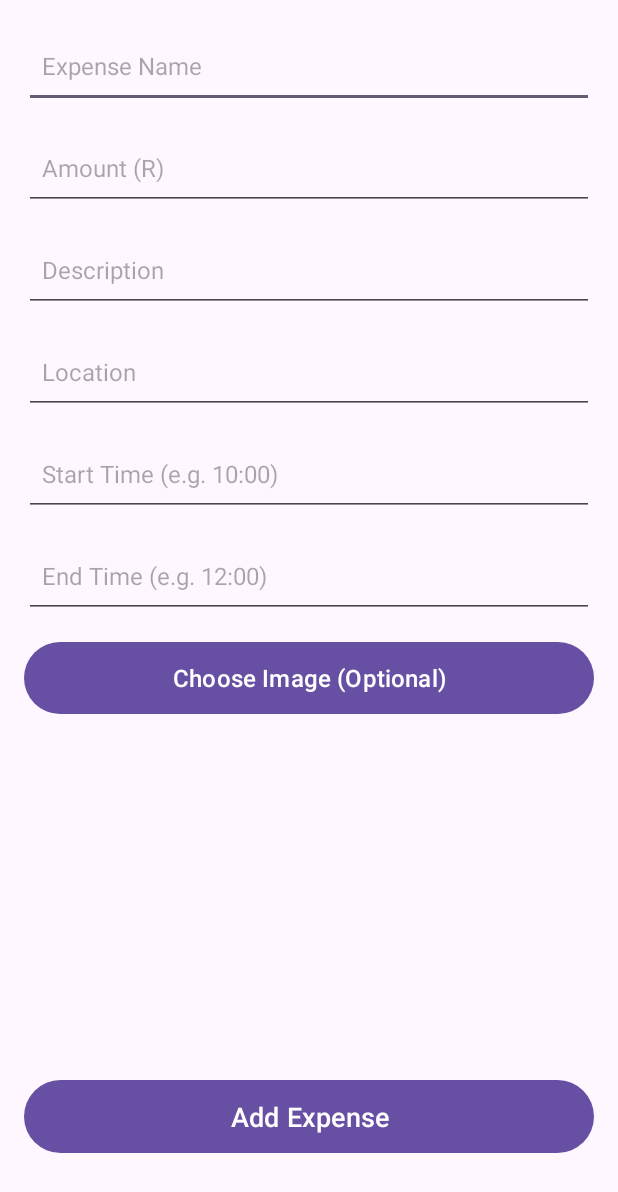
After one commit to CalebHartsliefST10255912/PROG7313_POE_PART2, an Android app: the AddExpenseActivity screen opened directly, with no data from a screen before it, on a phone screen of 412 x 824 dp. The commit adds this screen. Shown: the top 1192 px of the screen. Run offline under Robolectric (Android 15) with nearby library versions, the phone set to English and light mode, and no system bars; our stand-ins replace Room's generated code.

Commit message:
Can Add Expense

```diff
--- a/BudgetBee/app/src/main/AndroidManifest.xml
+++ b/BudgetBee/app/src/main/AndroidManifest.xml
@@ -42,6 +42,8 @@
         <activity android:name=".CategoryDetailsActivity" android:exported="true" />
 
         <activity android:name=".MainActivity" android:exported="true" />
+        <activity android:name=".AddExpenseActivity" android:exported="true" />
+
 
 
     </application>
--- /dev/null
+++ b/BudgetBee/app/src/main/java/com/example/budgetbee/AddExpenseActivity.kt
@@ -0,0 +1,98 @@
+package com.example.budgetbee
+
+import android.annotation.SuppressLint
+import android.app.Activity
+import android.content.Intent
+import android.net.Uri
+import android.os.Bundle
+import android.widget.*
+import androidx.appcompat.app.AppCompatActivity
+import androidx.lifecycle.lifecycleScope
+import com.example.budgetbee.data.ExpenseEntryEntity
+import kotlinx.coroutines.Dispatchers
+import kotlinx.coroutines.launch
+import kotlinx.coroutines.withContext
+import java.text.SimpleDateFormat
+import java.util.*
+
+class AddExpenseActivity : AppCompatActivity() {
+
+    private lateinit var db: AppDatabase
+    private var imageUri: Uri? = null
+    private val PICK_IMAGE_REQUEST = 1
+    private var categoryId = -1
+    private lateinit var categoryName: String
+
+    @SuppressLint("MissingInflatedId")
+    override fun onCreate(savedInstanceState: Bundle?) {
+        super.onCreate(savedInstanceState)
+        setContentView(R.layout.activity_add_expense)
+
+
+        db = AppDatabase.getDatabase(this)
+
+        // Get category from intent (optional)
+        categoryId = intent.getIntExtra("CATEGORY_ID", -1)
+        categoryName = intent.getStringExtra("CATEGORY_NAME") ?: "General"
+
+        val imageView = findViewById<ImageView>(R.id.imagePreview)
+        val pickImageBtn = findViewById<Button>(R.id.buttonPickImage)
+        pickImageBtn.setOnClickListener {
+            val intent = Intent(Intent.ACTION_PICK)
+            intent.type = "image/*"
+            startActivityForResult(intent, PICK_IMAGE_REQUEST)
+        }
+
+        val addBtn = findViewById<Button>(R.id.buttonAddExpense)
+        addBtn.setOnClickListener {
+            saveExpense()
+        }
+    }
+
+    override fun onActivityResult(requestCode: Int, resultCode: Int, data: Intent?) {
+        super.onActivityResult(requestCode, resultCode, data)
+        if (requestCode == PICK_IMAGE_REQUEST && resultCode == Activity.RESULT_OK) {
+            imageUri = data?.data
+            findViewById<ImageView>(R.id.imagePreview).setImageURI(imageUri)
+        }
+    }
+
+    private fun saveExpense() {
+        val name = findViewById<EditText>(R.id.inputExpenseName).text.toString()
+        val amount = findViewById<EditText>(R.id.inputExpenseAmount).text.toString().toDoubleOrNull() ?: 0.0
+        val description = findViewById<EditText>(R.id.inputExpenseDescription).text.toString()
+        val location = findViewById<EditText>(R.id.inputExpenseLocation).text.toString()
+        val startTime = findViewById<EditText>(R.id.inputStartTime).text.toString()
+        val endTime = findViewById<EditText>(R.id.inputEndTime).text.toString()
+
+        val date = SimpleDateFormat("yyyy-MM-dd", Locale.getDefault()).format(Date())
+
+        val userId = getSharedPreferences("user_prefs", MODE_PRIVATE).getInt("userId", -1)
+        if (userId == -1) {
+            Toast.makeText(this, "User not found", Toast.LENGTH_SHORT).show()
+            return
+        }
+
+        val expense = ExpenseEntryEntity(
+            userId = userId,
+            categoryId = categoryId,
+            name = name,
+            amount = amount,
+            date = date,
+            startTime = startTime,
+            endTime = endTime,
+            category = categoryName,
+            description = description,
+            location = location,
+            photoPath = imageUri?.toString()
+        )
+
+        lifecycleScope.launch {
+            withContext(Dispatchers.IO) {
+                db.expenseDao().insertExpense(expense)
+            }
+            Toast.makeText(this@AddExpenseActivity, "Expense Added", Toast.LENGTH_SHORT).show()
+            finish()
+        }
+    }
+}
--- a/BudgetBee/app/src/main/java/com/example/budgetbee/AppDatabase.kt
+++ b/BudgetBee/app/src/main/java/com/example/budgetbee/AppDatabase.kt
@@ -5,7 +5,7 @@ import androidx.room.*
 import com.example.budgetbee.data.ExpenseEntryEntity
 import com.example.budgetbee.data.ExpenseDao
 
-@Database(entities = [UserEntity::class, GoalsEntity::class, CategoryEntity::class, ExpenseEntryEntity::class], version = 8, exportSchema = false)
+@Database(entities = [UserEntity::class, GoalsEntity::class, CategoryEntity::class, ExpenseEntryEntity::class], version = 10, exportSchema = false)
 
 abstract class AppDatabase : RoomDatabase() {
     abstract fun userDao(): UserDao
--- a/BudgetBee/app/src/main/java/com/example/budgetbee/CategoryDetailsActivity.kt
+++ b/BudgetBee/app/src/main/java/com/example/budgetbee/CategoryDetailsActivity.kt
@@ -1,5 +1,6 @@
 package com.example.budgetbee
 
+import ExpenseAdapter
 import android.os.Bundle
 import android.os.PersistableBundle
 import android.widget.ProgressBar
--- a/BudgetBee/app/src/main/java/com/example/budgetbee/CategoryDetailsFragment.kt
+++ b/BudgetBee/app/src/main/java/com/example/budgetbee/CategoryDetailsFragment.kt
@@ -1,5 +1,6 @@
 package com.example.budgetbee
 
+import ExpenseAdapter
 import android.os.Bundle
 import android.view.LayoutInflater
 import android.view.View
--- a/BudgetBee/app/src/main/java/com/example/budgetbee/ExpenseEntryEntity.kt
+++ b/BudgetBee/app/src/main/java/com/example/budgetbee/ExpenseEntryEntity.kt
@@ -15,5 +15,6 @@ data class ExpenseEntryEntity(
     val endTime: String,
     val category: String,    // For display
     val description: String,
-    val location: String
+    val location: String,
+    val photoPath: String? = null // photo
 )
--- a/BudgetBee/app/src/main/java/com/example/budgetbee/HomeFragment.kt
+++ b/BudgetBee/app/src/main/java/com/example/budgetbee/HomeFragment.kt
@@ -38,6 +38,11 @@ class HomeFragment : Fragment() {
         binding.buttonGoals.setOnClickListener {
              startActivity(Intent(requireContext(), GoalsActivity::class.java))
         }
+
+        binding.buttonGoToTransactions.setOnClickListener {
+            startActivity(Intent(requireContext(), AddExpenseActivity::class.java))
+        }
+
     }
 
     override fun onDestroyView() {
--- a/BudgetBee/app/src/main/java/com/example/budgetbee/RegisterActivity.kt
+++ b/BudgetBee/app/src/main/java/com/example/budgetbee/RegisterActivity.kt
@@ -56,7 +56,7 @@ class RegisterActivity : AppCompatActivity() {
 
                     Toast.makeText(this@RegisterActivity, "Registration successful!", Toast.LENGTH_SHORT).show()
 
-                    val intent = Intent(this@RegisterActivity, HomeActivity::class.java)
+                    val intent = Intent(this@RegisterActivity, MainActivity::class.java)
                     startActivity(intent)
                     finish()
                 }
--- /dev/null
+++ b/BudgetBee/app/src/main/res/layout/activity_add_expense.xml
@@ -0,0 +1,101 @@
+<ScrollView xmlns:android="http://schemas.android.com/apk/res/android"
+    android:layout_width="match_parent"
+    android:layout_height="match_parent"
+    android:padding="16dp">
+
+    <LinearLayout
+        android:orientation="vertical"
+        android:layout_width="match_parent"
+        android:layout_height="wrap_content"
+        android:paddingBottom="32dp"
+        android:gravity="center_horizontal">
+
+        <EditText
+            android:id="@+id/inputExpenseName"
+            android:hint="Expense Name"
+            android:layout_width="match_parent"
+            android:layout_height="wrap_content"
+            android:minHeight="56dp"
+            android:textSize="16sp"
+            android:padding="12dp"
+            android:layout_marginBottom="12dp" />
+
+        <EditText
+            android:id="@+id/inputExpenseAmount"
+            android:hint="Amount (R)"
+            android:inputType="numberDecimal"
+            android:layout_width="match_parent"
+            android:layout_height="wrap_content"
+            android:minHeight="56dp"
+            android:textSize="16sp"
+            android:padding="12dp"
+            android:layout_marginBottom="12dp" />
+
+        <EditText
+            android:id="@+id/inputExpenseDescription"
+            android:hint="Description"
+            android:layout_width="match_parent"
+            android:layout_height="wrap_content"
+            android:minHeight="56dp"
+            android:textSize="16sp"
+            android:padding="12dp"
+            android:layout_marginBottom="12dp" />
+
+        <EditText
+            android:id="@+id/inputExpenseLocation"
+            android:hint="Location"
+            android:layout_width="match_parent"
+            android:layout_height="wrap_content"
+            android:minHeight="56dp"
+            android:textSize="16sp"
+            android:padding="12dp"
+            android:layout_marginBottom="12dp" />
+
+        <EditText
+            android:id="@+id/inputStartTime"
+            android:hint="Start Time (e.g. 10:00)"
+            android:layout_width="match_parent"
+            android:layout_height="wrap_content"
+            android:minHeight="56dp"
+            android:textSize="16sp"
+            android:padding="12dp"
+            android:layout_marginBottom="12dp" />
+
+        <EditText
+            android:id="@+id/inputEndTime"
+            android:hint="End Time (e.g. 12:00)"
+            android:layout_width="match_parent"
+            android:layout_height="wrap_content"
+            android:minHeight="56dp"
+            android:textSize="16sp"
+            android:padding="12dp"
+            android:layout_marginBottom="12dp" />
+
+        <Button
+            android:id="@+id/buttonPickImage"
+            android:text="Choose Image (Optional)"
+            android:layout_width="match_parent"
+            android:layout_height="wrap_content"
+            android:minHeight="56dp"
+            android:textSize="16sp"
+            android:padding="12dp"
+            android:layout_marginBottom="12dp" />
+
+        <ImageView
+            android:id="@+id/imagePreview"
+            android:layout_width="match_parent"
+            android:layout_height="200dp"
+            android:scaleType="centerCrop"
+            android:layout_marginBottom="16dp" />
+
+        <Button
+            android:id="@+id/buttonAddExpense"
+            android:text="Add Expense"
+            android:layout_width="match_parent"
+            android:layout_height="wrap_content"
+            android:minHeight="56dp"
+            android:textSize="18sp"
+            android:padding="12dp"
+            android:layout_marginTop="8dp" />
+    </LinearLayout>
+</ScrollView>
```
Also changed, not shown: BudgetBee/app/src/main/java/com/example/budgetbee/ExpenseAdapter.kt (+40 -21 lines), BudgetBee/app/src/main/res/layout/fragment_add_expense.xml (added, +101 -0 lines).
